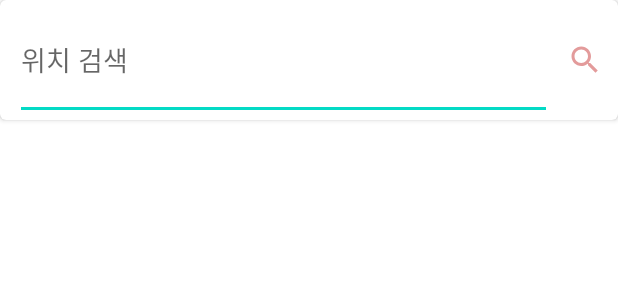
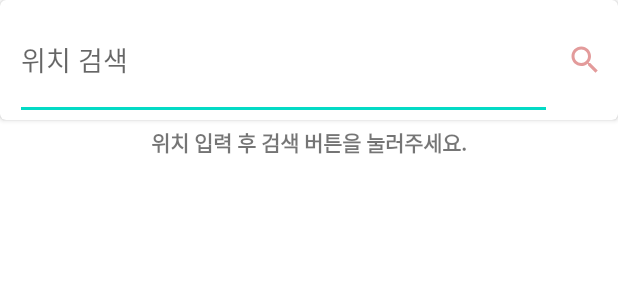
Before and after one commit to Odomhae/WeatherInfo_Android, an Android app: the layout activity_add_location.xml on its own in the app's theme, with its tools: preview values and no code run, on a phone screen of 412 x 824 dp. Shown: the top 300 px of the screen. Run offline under Robolectric (Android 15) with nearby library versions, the phone set to English and light mode, and no system bars; network calls fail.

Commit message:
Ui 수정

```diff
--- a/app/src/main/res/layout/activity_add_location.xml
+++ b/app/src/main/res/layout/activity_add_location.xml
@@ -62,6 +62,14 @@
 
         </androidx.cardview.widget.CardView>
 
+        <TextView
+            app:layout_constraintTop_toBottomOf="@+id/cv_search_bar"
+            android:layout_width="match_parent"
+            android:layout_height="30dp"
+            android:gravity="center"
+            android:text="위치 입력 후 검색 버튼을 눌러주세요."
+            android:textStyle="bold"/>
+
         <!--    <Button-->
         <!--        android:id="@+id/bt_get_my_location"-->
         <!--        android:layout_width="match_parent"-->
--- a/app/src/main/res/layout/rv_item_weather.xml
+++ b/app/src/main/res/layout/rv_item_weather.xml
@@ -62,7 +62,7 @@
                         android:layout_gravity="center_vertical"
                         android:paddingLeft="4dp"
                         android:paddingStart="4dp"
-                        android:text="@{String.valueOf(locationData.currentTemp)}"
+                        android:text= "@{@string/value_celsius(locationData.currentTemp)}"
                         android:textAppearance="@style/TextAppearance.AppCompat.Large" />
 
 
@@ -82,6 +82,7 @@
 
                     <TextView
                         android:id="@+id/item_cityLat"
+                        android:visibility="gone"
                         android:layout_width="wrap_content"
                         android:layout_height="wrap_content"
                         android:layout_gravity="center_vertical"
--- a/app/src/main/res/values/strings.xml
+++ b/app/src/main/res/values/strings.xml
@@ -2,6 +2,7 @@
     <string name="app_name">한국 일기예보- 세계날씨</string>
     <string name="tempUnit">온도 단위</string>
     <string name="unit_celsius">°C</string>
+    <string name="value_celsius">%d°C</string>
     <string name="unit_fahrenheit">°F</string>
     <string name="search_location">위치 검색</string>
     <string name="total_forecast">전국 날씨</string>
```
